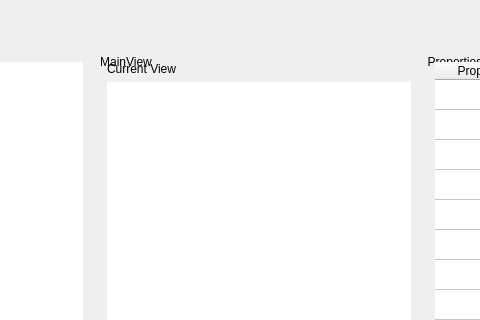
First picture: the form in src/components/frontend-dashboard/frontenddashboard.ui, repository RapidWebForge/RapidWebForgeApp, before the edit; both pictures show x 241 to 721 and y 0 to 320 of the 1000 by 628 pixel window.
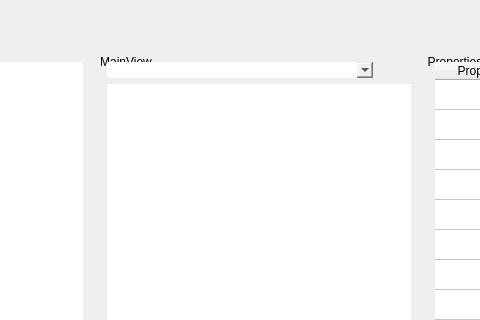
Second picture: the form after the edit. Icons and pictures are not drawn. Custom widgets are drawn as their Qt base class.

What changed in the file:
```diff
--- a/src/components/frontend-dashboard/frontenddashboard.ui
+++ b/src/components/frontend-dashboard/frontenddashboard.ui
@@ -163,11 +163,7 @@
            <enum>QLayout::SizeConstraint::SetDefaultConstraint</enum>
           </property>
           <item>
-           <widget class="QLabel" name="currentViewLabel">
-            <property name="text">
-             <string>Current View</string>
-            </property>
-           </widget>
+           <widget class="QComboBox" name="sectionComboBox"/>
           </item>
           <item>
            <widget class="QPushButton" name="deleteButton">
@@ -195,7 +191,7 @@
           </property>
           <column>
            <property name="text">
-            <string>1</string>
+            <string>Sections</string>
            </property>
           </column>
          </widget>
```
Left out of the diff: 2 changed lines with no effect on the pictures.
